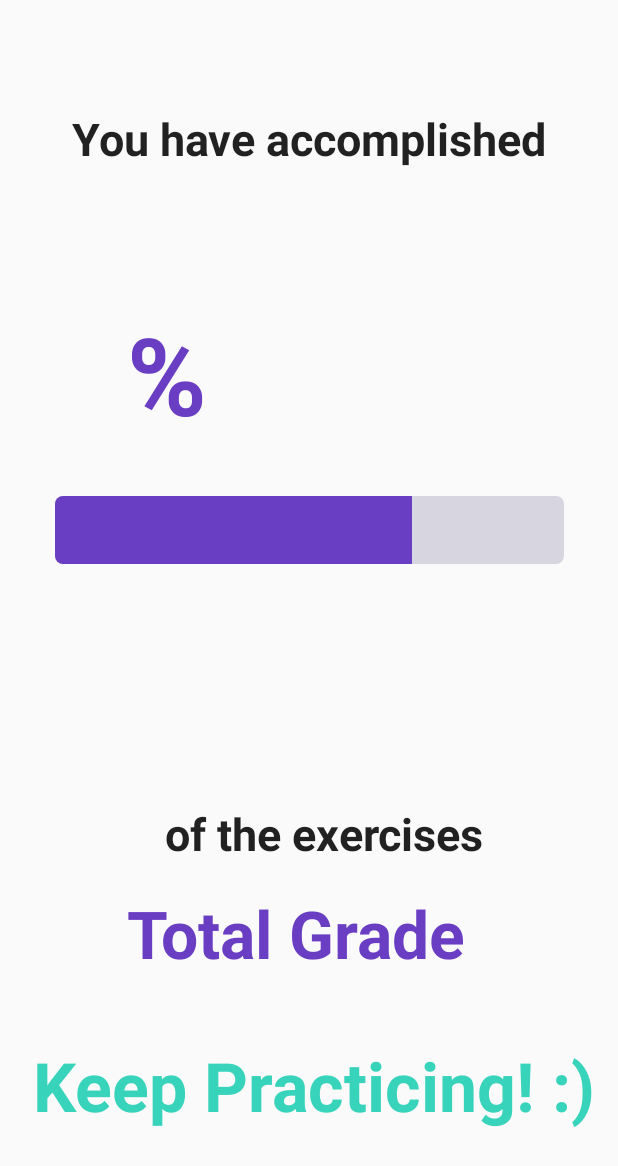
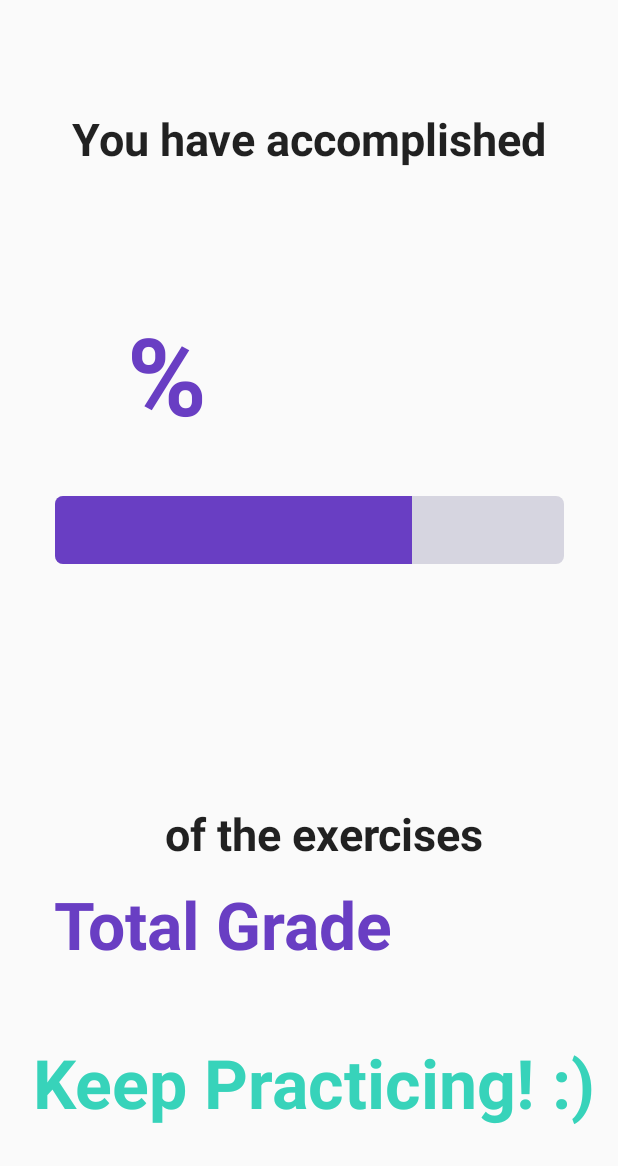
Before and after one commit to bounswe/bounswe2019group5, an Android app: the layout activity_app_progress_resullt.xml on its own in the app's theme, with its tools: preview values and no code run, on a phone screen of 412 x 824 dp. Shown: the top 1166 px of the screen. Run offline under Robolectric (Android 15) with nearby library versions, the phone set to English and light mode, and no system bars.

Commit message:
Layout file completed

```diff
--- a/languageLearning/app/src/main/res/layout/activity_app_progress_resullt.xml
+++ b/languageLearning/app/src/main/res/layout/activity_app_progress_resullt.xml
@@ -43,8 +43,8 @@
 
     <TextView
         android:id="@+id/totalGrade"
-        android:layout_width="262dp"
-        android:layout_height="77dp"
+        android:layout_width="343dp"
+        android:layout_height="76dp"
         android:layout_marginBottom="120dp"
         android:text="Total Grade"
         android:textAppearance="@style/TextAppearance.AppCompat.Large"
@@ -53,10 +53,10 @@
         android:textStyle="bold"
         app:layout_constraintBottom_toBottomOf="parent"
         app:layout_constraintEnd_toEndOf="parent"
-        app:layout_constraintHorizontal_bias="0.563"
+        app:layout_constraintHorizontal_bias="0.529"
         app:layout_constraintStart_toStartOf="parent"
         app:layout_constraintTop_toBottomOf="@+id/progressLabel2"
-        app:layout_constraintVertical_bias="0.326" />
+        app:layout_constraintVertical_bias="0.207" />
 
     <ProgressBar
         android:id="@+id/appProgressBar"
```
